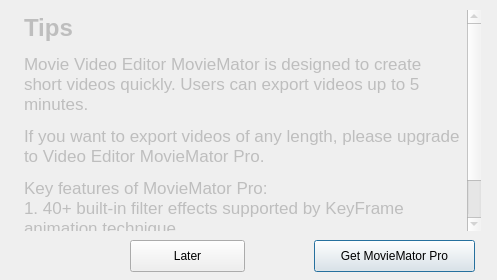
Above: src/shotcut/src/dialogs/upgradetopropromptdialog.ui from hansewu/MovieMator before the change. Below: the same form after it.
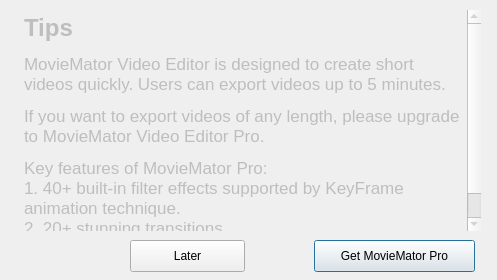
That is the form after the change.

Commit message: 1 更改所有叫Movie Video Editor 都改回来叫 MovieMator Video Editor

Patch:
```diff
--- a/src/shotcut/src/dialogs/upgradetopropromptdialog.ui
+++ b/src/shotcut/src/dialogs/upgradetopropromptdialog.ui
@@ -46,8 +46,8 @@
 p, li { white-space: pre-wrap; }
 &lt;/style&gt;&lt;/head&gt;&lt;body style=&quot; font-family:'.SF NS Text'; font-size:13pt; font-weight:400; font-style:normal;&quot;&gt;
 &lt;p style=&quot; margin-top:18px; margin-bottom:12px; margin-left:0px; margin-right:0px; -qt-block-indent:0; text-indent:0px;&quot;&gt;&lt;span style=&quot; font-family:'.Helvetica Neue DeskInterface'; font-size:xx-large; font-weight:600;&quot;&gt;Tips&lt;/span&gt;&lt;/p&gt;
-&lt;p style=&quot; margin-top:0px; margin-bottom:0px; margin-left:0px; margin-right:0px; -qt-block-indent:0; text-indent:0px;&quot;&gt;&lt;span style=&quot; font-family:'.Helvetica Neue DeskInterface';&quot;&gt;Movie Video Editor MovieMator is designed to create short videos quickly. Users can export videos up to 5 minutes. &lt;/span&gt;&lt;/p&gt;
-&lt;p style=&quot; margin-top:12px; margin-bottom:12px; margin-left:0px; margin-right:0px; -qt-block-indent:0; text-indent:0px;&quot;&gt;&lt;span style=&quot; font-family:'.Helvetica Neue DeskInterface';&quot;&gt;If you want to export videos of any length, please upgrade to Video Editor MovieMator Pro.&lt;/span&gt;&lt;/p&gt;
+&lt;p style=&quot; margin-top:0px; margin-bottom:0px; margin-left:0px; margin-right:0px; -qt-block-indent:0; text-indent:0px;&quot;&gt;&lt;span style=&quot; font-family:'.Helvetica Neue DeskInterface';&quot;&gt;MovieMator Video Editor is designed to create short videos quickly. Users can export videos up to 5 minutes. &lt;/span&gt;&lt;/p&gt;
+&lt;p style=&quot; margin-top:12px; margin-bottom:12px; margin-left:0px; margin-right:0px; -qt-block-indent:0; text-indent:0px;&quot;&gt;&lt;span style=&quot; font-family:'.Helvetica Neue DeskInterface';&quot;&gt;If you want to export videos of any length, please upgrade to MovieMator Video Editor Pro.&lt;/span&gt;&lt;/p&gt;
 &lt;p style=&quot; margin-top:12px; margin-bottom:12px; margin-left:0px; margin-right:0px; -qt-block-indent:0; text-indent:0px;&quot;&gt;&lt;span style=&quot; font-family:'.Helvetica Neue DeskInterface';&quot;&gt;Key features of MovieMator Pro:&lt;br /&gt;1. 40+ built-in filter effects supported by KeyFrame animation technique.&lt;br /&gt;2. 20+ stunning transitions.&lt;br /&gt;3. Export videos of any length.&lt;/span&gt;&lt;/p&gt;&lt;/body&gt;&lt;/html&gt;</string>
    </property>
   </widget>
```
The commit also changes 11 other files.
